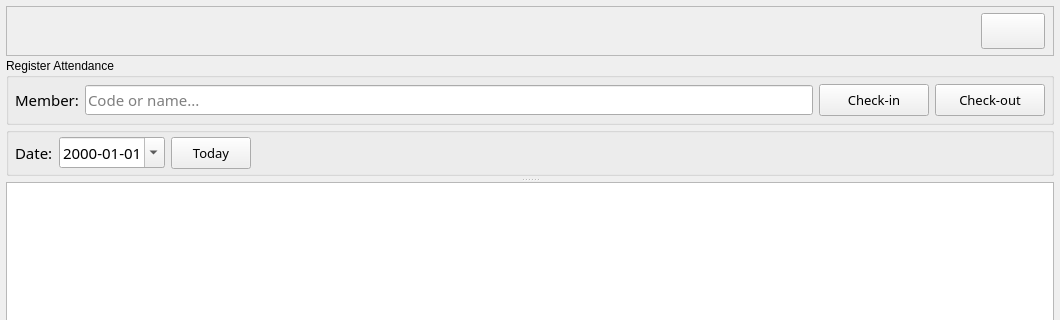
This is src/views/ui/attendance_view.ui in joeescarcega8879/PyQt6-Gym-Management-System as Qt 5 draws it before an edit; both pictures show x 0 to 1060 and y 0 to 320 of the 1060 by 700 pixel window. The edited form follows.
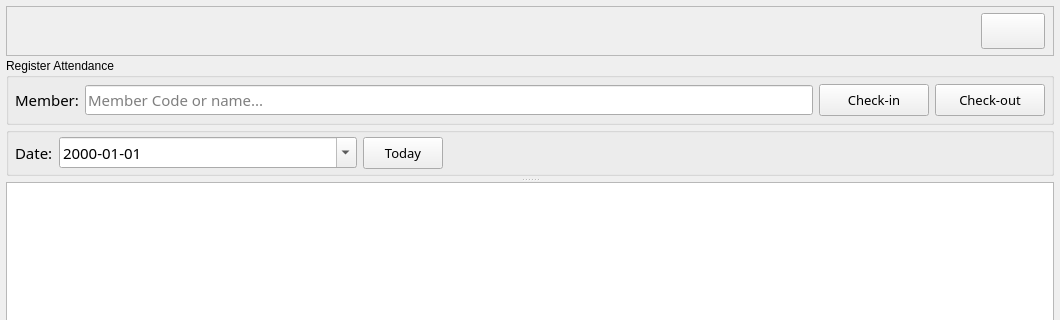
This is the edited form.

Commit message: feat: Refactor attendance view UI and enhance attendance service tests

Patch:
```diff
--- a/src/views/ui/attendance_view.ui
+++ b/src/views/ui/attendance_view.ui
@@ -238,7 +238,7 @@
              </font>
             </property>
             <property name="placeholderText">
-             <string>Code or name...</string>
+             <string>Member Code or name...</string>
             </property>
            </widget>
           </item>
@@ -324,6 +324,12 @@
           </item>
           <item>
            <widget class="QDateEdit" name="date_filter">
+            <property name="sizePolicy">
+             <sizepolicy hsizetype="Expanding" vsizetype="Fixed">
+              <horstretch>0</horstretch>
+              <verstretch>0</verstretch>
+             </sizepolicy>
+            </property>
             <property name="font">
              <font>
               <family>Century Gothic</family>
@@ -388,7 +394,7 @@
              <string/>
             </property>
             <property name="alignment">
-             <set>Qt::AlignRight|Qt::AlignVCenter</set>
+             <set>Qt::AlignRight|Qt::AlignTrailing|Qt::AlignVCenter</set>
             </property>
            </widget>
           </item>
```
Left out of the diff: 29 changed lines with no effect on the pictures. The commit also changes 15 other files.
